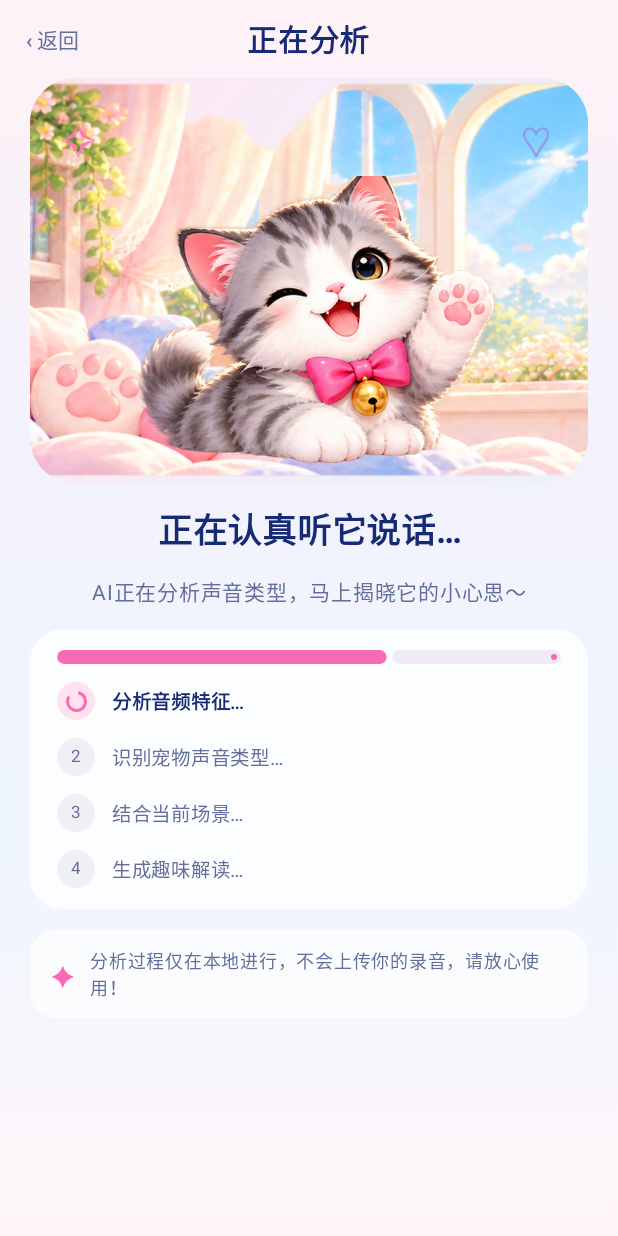
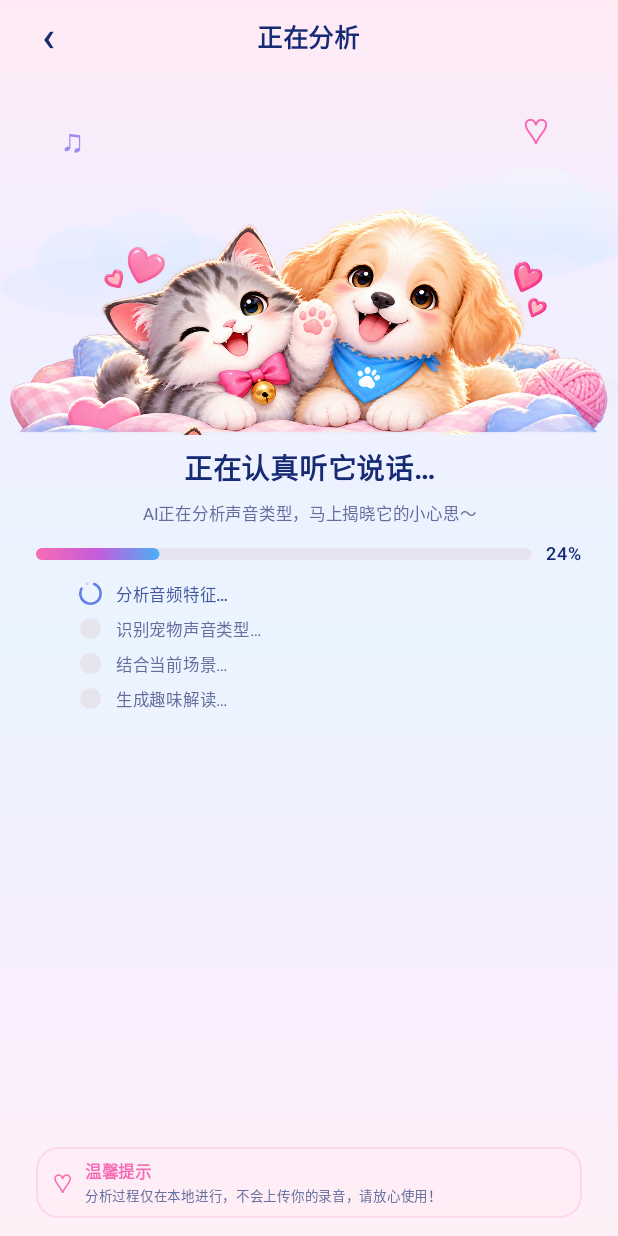
Before and after one commit to tianmei-dev/pettranslator-Android, an Android app built with Jetpack Compose: the composable AnalysisScreen called with empty values, on a phone screen of 412 x 824 dp. Run offline under Robolectric (Android 15) with nearby library versions, the light colour scheme and no system bars.

Commit message:
Refine analysis screen visuals

```diff
--- a/app/src/main/java/com/example/pettranslator/ui/analysis/AnalysisScreen.kt
+++ b/app/src/main/java/com/example/pettranslator/ui/analysis/AnalysisScreen.kt
@@ -2,20 +2,33 @@ package com.example.pettranslator.ui.analysis
 
 import androidx.compose.animation.core.animateFloatAsState
 import androidx.compose.animation.core.tween
+import androidx.compose.foundation.Canvas
 import androidx.compose.foundation.Image
 import androidx.compose.foundation.background
+import androidx.compose.foundation.border
+import androidx.compose.foundation.layout.*
 import androidx.compose.foundation.rememberScrollState
-import androidx.compose.foundation.verticalScroll
-import androidx.compose.foundation.layout.*
 import androidx.compose.foundation.shape.CircleShape
 import androidx.compose.foundation.shape.RoundedCornerShape
-import androidx.compose.material3.*
+import androidx.compose.foundation.verticalScroll
+import androidx.compose.material3.CircularProgressIndicator
+import androidx.compose.material3.Text
+import androidx.compose.material3.TextButton
 import androidx.compose.runtime.*
 import androidx.compose.ui.Alignment
 import androidx.compose.ui.Modifier
-import androidx.compose.ui.draw.clip
 import androidx.compose.ui.graphics.Brush
 import androidx.compose.ui.graphics.Color
+import androidx.compose.ui.geometry.CornerRadius
+import androidx.compose.ui.geometry.Offset
+import androidx.compose.ui.geometry.Size
+import androidx.compose.ui.layout.ContentScale
+import androidx.compose.ui.platform.LocalConfiguration
+import androidx.compose.ui.platform.LocalDensity
+import androidx.compose.ui.semantics.ProgressBarRangeInfo
+import androidx.compose.ui.semantics.progressBarRangeInfo
+import androidx.compose.ui.semantics.semantics
+import androidx.compose.ui.platform.testTag
 import androidx.compose.ui.res.painterResource
 import androidx.compose.ui.text.font.FontWeight
 import androidx.compose.ui.text.style.TextAlign
@@ -26,89 +39,118 @@ import com.example.pettranslator.domain.PetType
 import com.example.pettranslator.ui.theme.*
 import kotlinx.coroutines.delay
 
-private val analysisStages = listOf(
-    "分析音频特征…",
-    "识别宠物声音类型…",
-    "结合当前场景…",
-    "生成趣味解读…",
-)
+private val stageLabels = listOf("分析音频特征…", "识别宠物声音类型…", "结合当前场景…", "生成趣味解读…")
 
 @Composable
-fun AnalysisScreen(pet: PetType, completedSteps: Int, onBack: () -> Unit) {
-    var illustrativeProgress by remember { mutableFloatStateOf(.06f) }
-    val target = when (completedSteps.coerceIn(0, 4)) {
-        0 -> .64f
-        1 -> .70f
-        2 -> .84f
-        3 -> .94f
+fun AnalysisScreen(pet: PetType, completedSteps: Int, startedAtNanos: Long, targetDurationMs: Long, onBack: () -> Unit) {
+    var nowNanos by remember(startedAtNanos) { mutableLongStateOf(System.nanoTime()) }
+    LaunchedEffect(startedAtNanos) {
+        while (true) { nowNanos = System.nanoTime(); delay(32) }
+    }
+    val duration = targetDurationMs.coerceIn(3_000L, 5_000L)
+    val elapsedMs = ((nowNanos - startedAtNanos).coerceAtLeast(0L) / 1_000_000L)
+    val timeline = (elapsedMs.toFloat() / duration).coerceIn(0f, 1f)
+    val ready = completedSteps >= 4
+    val stageCeiling = when (completedSteps.coerceIn(0, 4)) {
+        0 -> .249f
+        1 -> .499f
+        2 -> .749f
+        3 -> .95f
         else -> 1f
     }
-    LaunchedEffect(target) {
-        if (target >= 1f) illustrativeProgress = 1f
-        else while (illustrativeProgress < target) {
-            delay(45)
-            illustrativeProgress = (illustrativeProgress + .012f).coerceAtMost(target)
+    val progress = if (ready && timeline >= 1f) 1f else minOf(timeline, stageCeiling, .95f)
+    val animatedProgress by animateFloatAsState(progress, tween(90), label = "analysisTimeline")
+    val completedStages = (progress * stageLabels.size).toInt().coerceIn(0, stageLabels.size)
+    val activeStage = if (progress >= 1f) -1 else (progress * stageLabels.size).toInt().coerceIn(0, stageLabels.lastIndex)
+    val compact = LocalConfiguration.current.screenHeightDp < 700
+    val scrollContent = compact || LocalDensity.current.fontScale >= 1.3f
+    Column(Modifier.fillMaxSize().background(Brush.verticalGradient(colorStops = arrayOf(
+        0f to Color(0xFFFFEAF4), .20f to Color(0xFFF3EEFF), .52f to Color(0xFFEAF4FF),
+        .78f to Color(0xFFF7EEFF), 1f to Color(0xFFFFF0F7)))), horizontalAlignment = Alignment.CenterHorizontally) {
+        Box(Modifier.fillMaxWidth().height(48.dp), contentAlignment = Alignment.Center) {
+            Text("正在分析", color = Ink, fontSize = 17.sp, lineHeight = 22.sp, fontWeight = FontWeight.Bold)
+            TextButton(onClick = onBack, modifier = Modifier.align(Alignment.CenterStart).padding(start = 3.dp).testTag("recording_back")) {
+                Text("‹", color = Ink, fontSize = 28.sp, lineHeight = 30.sp)
+            }
         }
-    }
-    val animatedProgress by animateFloatAsState(illustrativeProgress, tween(220), label = "analysisProgress")
-    BoxWithConstraints(Modifier.fillMaxSize().background(
-        Brush.verticalGradient(listOf(Color(0xFFFFF2F7), Color(0xFFF4F2FC), Color(0xFFEEF5FF), Color(0xFFFFF6F9))))) {
-        val compact = maxHeight < 690.dp
-        Column(Modifier.fillMaxSize(), horizontalAlignment = Alignment.CenterHorizontally) {
-            Box(Modifier.fillMaxWidth().heightIn(min = 52.dp), contentAlignment = Alignment.Center) {
-                Text("正在分析", color = Ink, fontSize = 20.sp, fontWeight = FontWeight.Bold)
-                TextButton(onClick = onBack, modifier = Modifier.align(Alignment.CenterStart).padding(start = 5.dp)) {
-                    Text("‹ 返回", color = Muted, fontSize = 14.sp)
+        Column(Modifier.weight(1f).fillMaxWidth()
+            .then(if (scrollContent) Modifier.verticalScroll(rememberScrollState()) else Modifier)
+            .padding(horizontal = 24.dp),
+            horizontalAlignment = Alignment.CenterHorizontally, verticalArrangement = Arrangement.spacedBy(if (compact) 6.dp else 8.dp)) {
+            BoxWithConstraints(Modifier.fillMaxWidth().height(if (compact) 205.dp else 242.dp), contentAlignment = Alignment.Center) {
+                Canvas(Modifier.matchParentSize()) {
+                    val cloudBrush = Brush.verticalGradient(listOf(Color.White.copy(alpha = .76f), Color(0xFFDDEBFF).copy(alpha = .48f), Color(0xFFFFE5F2).copy(alpha = .20f)))
+                    fun cloud(cx: Float, cy: Float, width: Float, height: Float) {
+                        val x = cx * size.width
+                        val y = cy * size.height
+                        drawOval(cloudBrush, Offset(x - width * .48f, y - height * .08f), Size(width * .96f, height * .72f))
+                        drawOval(cloudBrush, Offset(x - width * .32f, y - height * .48f), Size(width * .42f, height * .88f))
+                        drawOval(cloudBrush, Offset(x - width * .06f, y - height * .66f), Size(width * .48f, height * 1.02f))
+                        drawOval(cloudBrush, Offset(x + width * .20f, y - height * .38f), Size(width * .38f, height * .82f))
+                    }
+                    val cloudHeight = 54.dp.toPx()
+                    cloud(.13f, .53f, 148.dp.toPx(), cloudHeight)
+                    cloud(.84f, .42f, 160.dp.toPx(), cloudHeight * 1.08f)
+                    cloud(.48f, .88f, size.width * 1.05f, cloudHeight * .78f)
+                }
+                Image(painterResource(R.drawable.pet_home_hero), contentDescription = "${pet.title}和伙伴依偎在云朵中的插画",
+                    contentScale = ContentScale.Fit,
+                    modifier = Modifier.requiredWidth((maxWidth * 1.18f).coerceAtMost(420.dp))
+                        .aspectRatio(1419f / 515f).align(Alignment.BottomCenter))
+                Text("♫", color = Color(0xFF9B8AEF), fontSize = 21.sp,
+                    modifier = Modifier.align(Alignment.TopStart).padding(start = 18.dp, top = 31.dp))
+                Text("♡", color = Pink, fontSize = 23.sp,
+                    modifier = Modifier.align(Alignment.TopEnd).padding(end = 22.dp, top = 24.dp))
+            }
+            Text("正在认真听它说话…", color = Ink, fontSize = 19.sp, lineHeight = 25.sp,
+                fontWeight = FontWeight.Bold, textAlign = TextAlign.Center)
+            Text("AI正在分析声音类型，马上揭晓它的小心思～", color = Muted,
+                fontSize = 11.sp, lineHeight = 16.sp, textAlign = TextAlign.Center)
+            Row(Modifier.fillMaxWidth().padding(top = 3.dp), verticalAlignment = Alignment.CenterVertically,
+                horizontalArrangement = Arrangement.spacedBy(9.dp)) {
+                Canvas(Modifier.weight(1f).height(8.dp).testTag("analysis_progress")
+                    .semantics { progressBarRangeInfo = ProgressBarRangeInfo(animatedProgress, 0f..1f) }) {
+                    drawRoundRect(Color(0xFFE8E3F0), cornerRadius = CornerRadius(size.height / 2))
+                    val width = size.width * animatedProgress.coerceIn(0f, 1f)
+                    if (width > 0f) drawRoundRect(Brush.horizontalGradient(
+                        listOf(Pink, Color(0xFFC45CDC), Color(0xFF4DAFF5)), endX = width),
+                        size = Size(width, size.height), cornerRadius = CornerRadius(size.height / 2))
+                }
+                Text("${(animatedProgress * 100).toInt()}%", color = Ink, fontSize = 12.sp,
+                    lineHeight = 16.sp, fontWeight = FontWeight.SemiBold)
+            }
+            Column(Modifier.fillMaxWidth().padding(start = 27.dp, top = 1.dp), verticalArrangement = Arrangement.spacedBy(5.dp)) {
+                stageLabels.forEachIndexed { index, label ->
+                    val isDone = index < completedStages
+                    val isActive = index == activeStage
+                    Row(verticalAlignment = Alignment.CenterVertically, horizontalArrangement = Arrangement.spacedBy(8.dp)) {
+                        Box(Modifier.size(18.dp).background(if (isDone) Pink else Color.Transparent, CircleShape), contentAlignment = Alignment.Center) {
+                            when {
+                                isDone -> Text("✓", color = Color.White, fontSize = 11.sp, lineHeight = 14.sp, fontWeight = FontWeight.Bold)
+                                isActive -> CircularProgressIndicator(Modifier.size(15.dp), strokeWidth = 1.7.dp,
+                                    color = Color(0xFF627FE8), trackColor = Color(0x44627FE8))
+                                else -> Box(Modifier.size(14.dp).background(Color(0xFFE6E4ED), CircleShape))
+                            }
+                        }
+                        Text(label, color = if (isDone || isActive) Color(0xFF405A9D) else Muted,
+                            fontSize = 11.sp, lineHeight = 15.sp, fontWeight = if (isActive) FontWeight.Medium else FontWeight.Normal)
+                    }
                 }
             }
-            Column(Modifier.weight(1f).fillMaxWidth().verticalScroll(rememberScrollState())
-                .padding(horizontal = 20.dp), horizontalAlignment = Alignment.CenterHorizontally,
-                verticalArrangement = Arrangement.spacedBy(if (compact) 10.dp else 14.dp)) {
-                Box(Modifier.fillMaxWidth().heightIn(min = if (compact) 170.dp else 220.dp, max = if (compact) 210.dp else 270.dp)
-                    .clip(RoundedCornerShape(30.dp)).background(Brush.linearGradient(listOf(Color(0xFFFFE8F3), Color(0xFFEAF3FF)))),
-                    contentAlignment = Alignment.Center) {
-                    Image(painterResource(R.drawable.pet_home_room_bg), null,
-                        modifier = Modifier.fillMaxSize(), contentScale = androidx.compose.ui.layout.ContentScale.Crop)
-                    Image(painterResource(if (pet == PetType.Cat) R.drawable.pet_cat_main else R.drawable.pet_dog_main),
-                        contentDescription = pet.title, modifier = Modifier.fillMaxSize(.78f).align(Alignment.BottomCenter),
-                        contentScale = androidx.compose.ui.layout.ContentScale.Fit)
-                    Text("✧", color = Color(0xFFFF75B9), fontSize = 28.sp, modifier = Modifier.align(Alignment.TopStart).padding(20.dp))
-                    Text("♡", color = Color(0xFF8D9DE7), fontSize = 27.sp, modifier = Modifier.align(Alignment.TopEnd).padding(24.dp))
+            if (!scrollContent) Spacer(Modifier.weight(1f))
+            Row(Modifier.fillMaxWidth().padding(top = 1.dp)
+                .background(Color(0xFFFFEDF6).copy(alpha = .78f), RoundedCornerShape(15.dp))
+                .border(1.dp, Pink.copy(alpha = .17f), RoundedCornerShape(15.dp))
+                .padding(horizontal = 11.dp, vertical = 8.dp), verticalAlignment = Alignment.CenterVertically,
+                horizontalArrangement = Arrangement.spacedBy(8.dp)) {
+                Text("♡", color = Pink, fontSize = 17.sp, lineHeight = 20.sp)
+                Column(verticalArrangement = Arrangement.spacedBy(1.dp)) {
+                    Text("温馨提示", color = Pink, fontSize = 11.sp, lineHeight = 15.sp, fontWeight = FontWeight.Bold)
+                    Text("分析过程仅在本地进行，不会上传你的录音，请放心使用！", color = Muted,
+                        fontSize = 9.sp, lineHeight = 14.sp)
                 }
-                Text("正在认真听它说话…", color = Ink, fontSize = if (compact) 21.sp else 23.sp,
-                    lineHeight = 30.sp, fontWeight = FontWeight.Bold, textAlign = TextAlign.Center)
-                Text("AI正在分析声音类型，马上揭晓它的小心思～", color = Muted, fontSize = 14.sp,
-                    lineHeight = 21.sp, textAlign = TextAlign.Center)
-                Column(Modifier.fillMaxWidth().clip(RoundedCornerShape(22.dp)).background(Color.White.copy(alpha = .84f))
-                    .padding(horizontal = 18.dp, vertical = 14.dp), verticalArrangement = Arrangement.spacedBy(12.dp)) {
-                    LinearProgressIndicator(progress = { animatedProgress }, modifier = Modifier.fillMaxWidth().height(9.dp)
-                        .clip(CircleShape), color = Pink, trackColor = Color(0xFFF0EAF5))
-                    analysisStages.forEachIndexed { index, label ->
-                        val completed = index < completedSteps
-                        val active = index == completedSteps.coerceAtMost(3) && completedSteps < 4
-                        Row(verticalAlignment = Alignment.CenterVertically, horizontalArrangement = Arrangement.spacedBy(11.dp)) {
-                            Box(Modifier.size(25.dp).clip(CircleShape).background(
-                                if (completed) Pink else if (active) Color(0xFFFFE2F0) else Color(0xFFF0EFF5)),
-                                contentAlignment = Alignment.Center) {
-                                if (completed) Text("✓", color = Color.White, fontSize = 15.sp, fontWeight = FontWeight.Bold)
-                                else if (active) CircularProgressIndicator(Modifier.size(14.dp), strokeWidth = 2.dp, color = Pink)
-                                else Text("${index + 1}", color = Muted, fontSize = 11.sp)
-                            }
-                            Text(label, color = if (completed || active) Ink else Muted, fontSize = 13.sp,
-                                fontWeight = if (active) FontWeight.SemiBold else FontWeight.Normal)
-                        }
-                    }
-                }
-                Surface(shape = RoundedCornerShape(17.dp), color = Color.White.copy(alpha = .72f), modifier = Modifier.fillMaxWidth()) {
-                    Row(Modifier.padding(horizontal = 14.dp, vertical = 11.dp), verticalAlignment = Alignment.CenterVertically,
-                        horizontalArrangement = Arrangement.spacedBy(9.dp)) {
-                        Text("✦", color = Pink, fontSize = 18.sp)
-                        Text("分析过程仅在本地进行，不会上传你的录音，请放心使用！", color = Muted,
-                            fontSize = 12.sp, lineHeight = 18.sp)
-                    }
-                }
-                Spacer(Modifier.height(6.dp))
             }
+            Spacer(Modifier.height(4.dp))
         }
     }
 }
```
